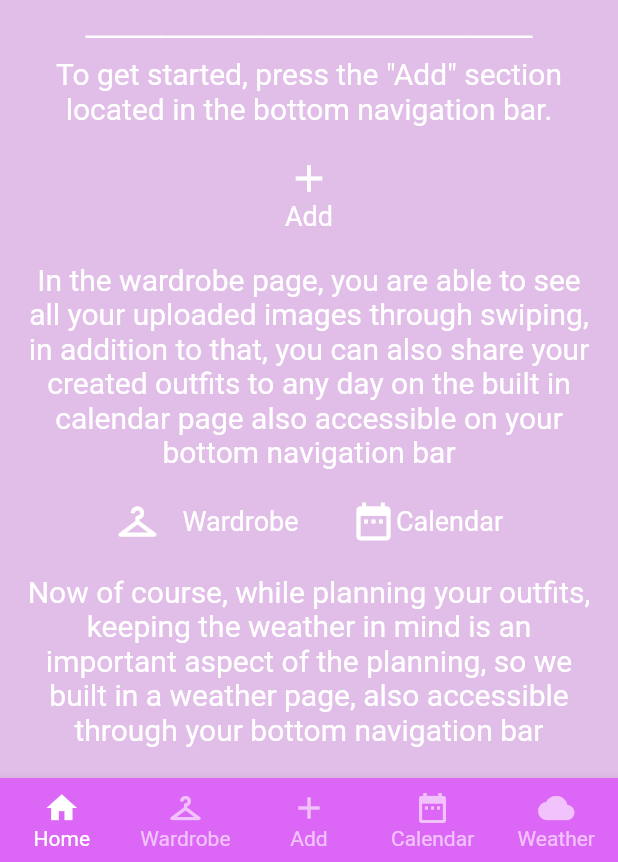
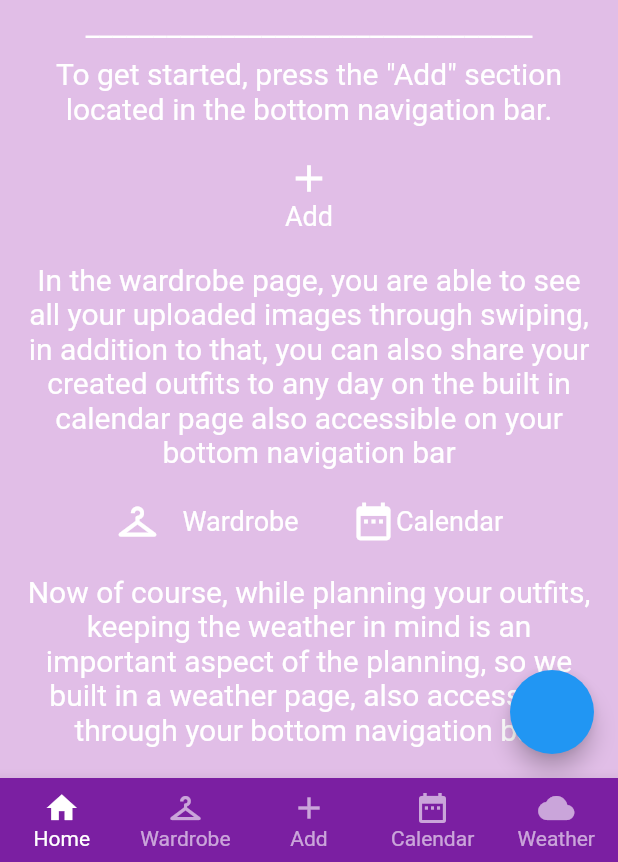
Before and after one commit to Celestial-Inc/Stylophile, a Flutter app: the screen it shows after launch, on a phone screen of 412 x 824 dp, the part 374-1236 px from its top. Run offline on Flutter 3.47's test engine with Material 2 defaults, Android fonts, the phone set to English and light mode, and no system bars; our stand-ins replace carousel_slider, flutter_datetime_picker, flutter_spinkit, font_awesome_flutter, google_fonts, hive and 5 more; missing offline and left inert: crop, flutter_simple_image_utils; accounts and stored records are empty.

Commit message:
start (some issues)
only navbar changes colour,
background colour not working

```diff
--- a/lib/home_page.dart
+++ b/lib/home_page.dart
@@ -1,3 +1,4 @@
+import 'package:Stylophile/themes.dart';
 import 'package:flutter/material.dart';
 import 'package:google_fonts/google_fonts.dart';
 import 'package:url_launcher/url_launcher.dart';
@@ -189,6 +190,12 @@ class HomePage extends StatelessWidget {
           ),
         ],
       )),
+      floatingActionButton: FloatingActionButton(
+        backgroundColor: Theme.of(context).primaryColor,
+        onPressed: () {
+          currentTheme.toggleTheme();
+        },
+      ),
     ));
   }
 }
--- a/lib/main.dart
+++ b/lib/main.dart
@@ -7,6 +7,7 @@ import 'package:Stylophile/add_clothes_page.dart';
 import 'package:Stylophile/calendar_page.dart';
 import 'package:Stylophile/wardrobe_page.dart';
 import 'package:intl/date_symbol_data_local.dart';
+import 'package:Stylophile/themes.dart';
 
 Future<void> main() async {
   initializeHive()
@@ -18,13 +19,31 @@ Future<void> main() async {
   );
 }
 
-class MyApp extends StatelessWidget {
+class MyApp extends StatefulWidget {
+  const MyApp({Key? key}) : super(key: key);
+
+  @override
+  _MyAppState createState() => _MyAppState();
+}
+
+class _MyAppState extends State<MyApp> {
+  @override
+  void initState() {
+    super.initState();
+    currentTheme.addListener(() {
+      setState(() {});
+    });
+  }
+
   @override
   Widget build(BuildContext context) {
     return MaterialApp(
       debugShowCheckedModeBanner: false,
       title: 'Stylophile',
       home: PageFrame(),
+      theme: CustomTheme.lightTheme,
+      darkTheme: CustomTheme.darkTheme,
+      themeMode: currentTheme.currentTheme,
     );
   }
 }
@@ -51,7 +70,7 @@ class _PageFrameState extends State<PageFrame> {
         body: _screens[_currentIndex],
         bottomNavigationBar: BottomNavigationBar(
           type: BottomNavigationBarType.fixed,
-          backgroundColor: Color(0xFFDC67F7),
+          backgroundColor: Theme.of(context).primaryColor,
           selectedItemColor: Colors.white,
           unselectedItemColor: Colors.white.withOpacity(.60),
           currentIndex: _currentIndex,
--- /dev/null
+++ b/lib/themes.dart
@@ -0,0 +1,37 @@
+import 'package:flutter/material.dart';
+
+CustomTheme currentTheme = CustomTheme();
+
+class CustomTheme with ChangeNotifier {
+  static bool _isDarkTheme = true;
+  ThemeMode get currentTheme => _isDarkTheme ? ThemeMode.dark : ThemeMode.light;
+
+  void toggleTheme() {
+    _isDarkTheme = !_isDarkTheme;
+    notifyListeners();
+  }
+
+  static ThemeData get lightTheme {
+    return ThemeData(
+        primaryColor: Colors.pink[500],
+        backgroundColor: Colors.pink[200],
+        scaffoldBackgroundColor: Colors.pink[200],
+        textTheme: TextTheme(
+            headline1: TextStyle(color: Colors.white),
+            headline2: TextStyle(color: Colors.white),
+            bodyText1: TextStyle(color: Colors.white),
+            bodyText2: TextStyle(color: Colors.white)));
+  }
+
+  static ThemeData get darkTheme {
+    return ThemeData(
+        primaryColor: Colors.purple[700],
+        backgroundColor: Colors.purple[600],
+        scaffoldBackgroundColor: Colors.purple[700],
+        textTheme: TextTheme(
+            headline1: TextStyle(color: Colors.white),
+            headline2: TextStyle(color: Colors.white),
+            bodyText1: TextStyle(color: Colors.white),
+            bodyText2: TextStyle(color: Colors.white)));
+  }
+}
--- a/lib/wardrobe_page.dart
+++ b/lib/wardrobe_page.dart
@@ -19,7 +19,7 @@ class _WardrobePageState extends State<WardrobePage> {
   Widget build(BuildContext context) {
     return SafeArea(
         child: Scaffold(
-      backgroundColor: Colors.purple[100],
+      backgroundColor: Theme.of(context).backgroundColor,
       body: Column(
         mainAxisAlignment: MainAxisAlignment.spaceEvenly,
         children: [
@@ -136,7 +136,7 @@ class _WardrobePageState extends State<WardrobePage> {
 
     return SafeArea(
         child: Scaffold(
-      backgroundColor: Colors.purple[100],
+      backgroundColor: Theme.of(context).backgroundColor,
       body: Center(
         child: CarouselSlider.builder(
           options: CarouselOptions(
```
